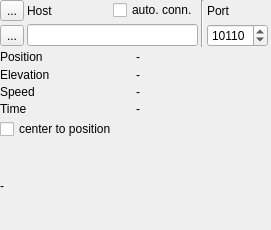
First picture: the form in src/qmapshack/realtime/gpstether/IRtGpsTetherInfo.ui, repository Maproom/qmapshack, before the edit.
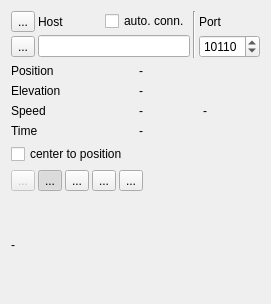
Second picture: the form after the edit. Icons and pictures are not drawn.

Commit message: Add heading arrow and start to add recorder

Diff of the .ui file:
```diff
--- a/src/qmapshack/realtime/gpstether/IRtGpsTetherInfo.ui
+++ b/src/qmapshack/realtime/gpstether/IRtGpsTetherInfo.ui
@@ -7,28 +7,13 @@
     <x>0</x>
     <y>0</y>
     <width>271</width>
-    <height>230</height>
+    <height>304</height>
    </rect>
   </property>
   <property name="windowTitle">
    <string>Form</string>
   </property>
   <layout class="QVBoxLayout" name="verticalLayout">
-   <property name="spacing">
-    <number>3</number>
-   </property>
-   <property name="leftMargin">
-    <number>0</number>
-   </property>
-   <property name="topMargin">
-    <number>0</number>
-   </property>
-   <property name="rightMargin">
-    <number>3</number>
-   </property>
-   <property name="bottomMargin">
-    <number>0</number>
-   </property>
    <item>
     <layout class="QGridLayout" name="gridLayout">
      <property name="spacing">
@@ -128,13 +113,6 @@
    </item>
    <item>
     <layout class="QGridLayout" name="gridLayout_2">
-     <item row="2" column="1">
-      <widget class="QLabel" name="labelSpeed">
-       <property name="text">
-        <string>-</string>
-       </property>
-      </widget>
-     </item>
      <item row="3" column="0">
       <widget class="QLabel" name="label_6">
        <property name="text">
@@ -142,6 +120,20 @@
        </property>
       </widget>
      </item>
+     <item row="1" column="0">
+      <widget class="QLabel" name="label_5">
+       <property name="text">
+        <string>Elevation</string>
+       </property>
+      </widget>
+     </item>
+     <item row="3" column="1">
+      <widget class="QLabel" name="labelTime">
+       <property name="text">
+        <string>-</string>
+       </property>
+      </widget>
+     </item>
      <item row="2" column="0">
       <widget class="QLabel" name="label_3">
        <property name="text">
@@ -149,19 +141,23 @@
        </property>
       </widget>
      </item>
-     <item row="3" column="1">
-      <widget class="QLabel" name="labelTime">
-       <property name="text">
-        <string>-</string>
-       </property>
-      </widget>
-     </item>
-     <item row="0" column="1">
-      <widget class="QLabel" name="labelPosition">
-       <property name="text">
-        <string>-</string>
-       </property>
-      </widget>
+     <item row="2" column="1">
+      <layout class="QHBoxLayout" name="horizontalLayout_2">
+       <item>
+        <widget class="QLabel" name="labelSpeed">
+         <property name="text">
+          <string>-</string>
+         </property>
+        </widget>
+       </item>
+       <item>
+        <widget class="QLabel" name="labelHeading">
+         <property name="text">
+          <string>-</string>
+         </property>
+        </widget>
+       </item>
+      </layout>
      </item>
      <item row="0" column="0">
       <widget class="QLabel" name="label_4">
@@ -170,13 +166,6 @@
        </property>
       </widget>
      </item>
-     <item row="1" column="0">
-      <widget class="QLabel" name="label_5">
-       <property name="text">
-        <string>Elevation</string>
-       </property>
-      </widget>
-     </item>
      <item row="1" column="1">
       <widget class="QLabel" name="labelElevation">
        <property name="text">
@@ -184,8 +173,15 @@
        </property>
       </widget>
      </item>
+     <item row="0" column="1">
+      <widget class="QLabel" name="labelPosition">
+       <property name="text">
+        <string>-</string>
+       </property>
+      </widget>
+     </item>
      <item row="4" column="0" colspan="2">
-      <widget class="QCheckBox" name="checkBox">
+      <widget class="QCheckBox" name="checkCenterPosition">
        <property name="text">
         <string>center to position</string>
        </property>
@@ -193,6 +189,114 @@
      </item>
     </layout>
    </item>
+   <item>
+    <layout class="QHBoxLayout" name="horizontalLayout_3">
+     <property name="spacing">
+      <number>3</number>
+     </property>
+     <item>
+      <widget class="QToolButton" name="toolRecord">
+       <property name="enabled">
+        <bool>false</bool>
+       </property>
+       <property name="toolTip">
+        <string>Start recording.</string>
+       </property>
+       <property name="text">
+        <string>...</string>
+       </property>
+       <property name="icon">
+        <iconset resource="../../resources.qrc">
+         <normaloff>:/icons/32x32/Record.png</normaloff>:/icons/32x32/Record.png</iconset>
+       </property>
+       <property name="checkable">
+        <bool>true</bool>
+       </property>
+       <property name="autoExclusive">
+        <bool>true</bool>
+       </property>
+      </widget>
+     </item>
+     <item>
+      <widget class="QToolButton" name="toolPause">
+       <property name="toolTip">
+        <string>Pause recording.</string>
+       </property>
+       <property name="text">
+        <string>...</string>
+       </property>
+       <property name="icon">
+        <iconset resource="../../resources.qrc">
+         <normaloff>:/icons/32x32/Pause.png</normaloff>:/icons/32x32/Pause.png</iconset>
+       </property>
+       <property name="checkable">
+        <bool>true</bool>
+       </property>
+       <property name="checked">
+        <bool>true</bool>
+       </property>
+       <property name="autoExclusive">
+        <bool>true</bool>
+       </property>
+      </widget>
+     </item>
+     <item>
+      <widget class="QToolButton" name="toolToTrack">
+       <property name="toolTip">
+        <string>Convert record to track.</string>
+       </property>
+       <property name="text">
+        <string>...</string>
+       </property>
+       <property name="icon">
+        <iconset resource="../../resources.qrc">
+         <normaloff>:/icons/32x32/Track.png</normaloff>:/icons/32x32/Track.png</iconset>
+       </property>
+      </widget>
+     </item>
+     <item>
+      <widget class="QToolButton" name="toolReset">
+       <property name="toolTip">
+        <string>Reset record.</string>
+       </property>
+       <property name="text">
+        <string>...</string>
+       </property>
+       <property name="icon">
+        <iconset resource="../../resources.qrc">
+         <normaloff>:/icons/32x32/Reset.png</normaloff>:/icons/32x32/Reset.png</iconset>
+       </property>
+      </widget>
+     </item>
+     <item>
+      <widget class="QToolButton" name="toolFile">
+       <property name="toolTip">
+        <string>Select record file.</string>
+       </property>
+       <property name="text">
+        <string>...</string>
+       </property>
+       <property name="icon">
+        <iconset resource="../../resources.qrc">
+         <normaloff>:/icons/32x32/PathBlue.png</normaloff>:/icons/32x32/PathBlue.png</iconset>
+       </property>
+      </widget>
+     </item>
+     <item>
+      <spacer name="horizontalSpacer">
+       <property name="orientation">
+        <enum>Qt::Horizontal</enum>
+       </property>
+       <property name="sizeHint" stdset="0">
+        <size>
+         <width>40</width>
+         <height>20</height>
+        </size>
+       </property>
+      </spacer>
+     </item>
+    </layout>
+   </item>
    <item>
     <widget class="QLabel" name="labelStatus">
      <property name="text">
```
The commit also changes 9 other files.
